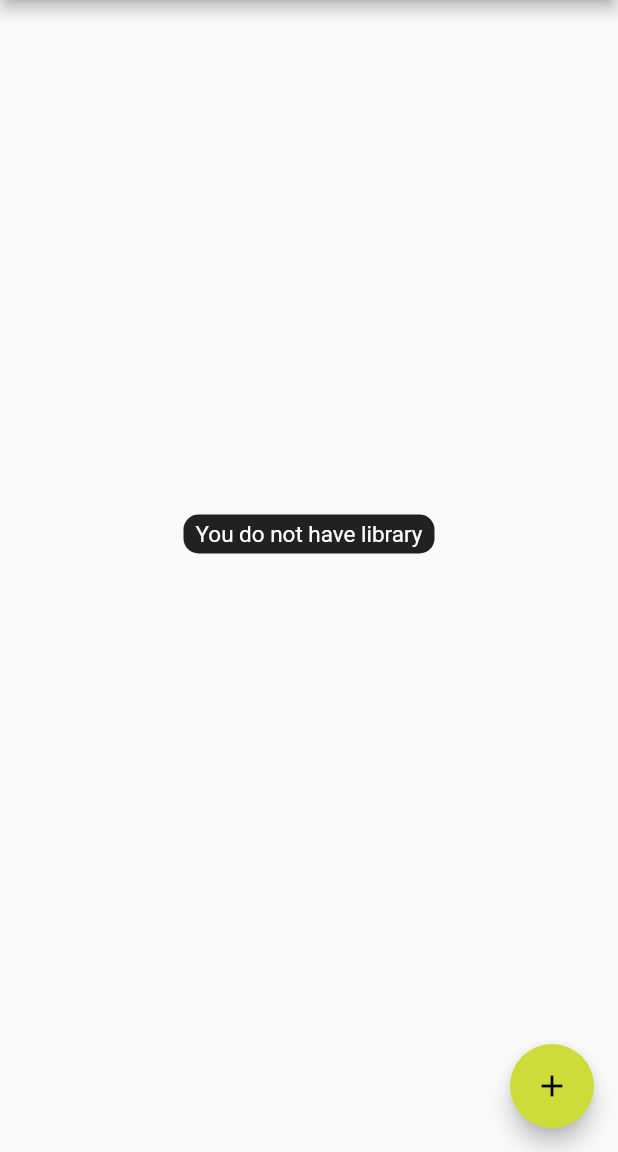
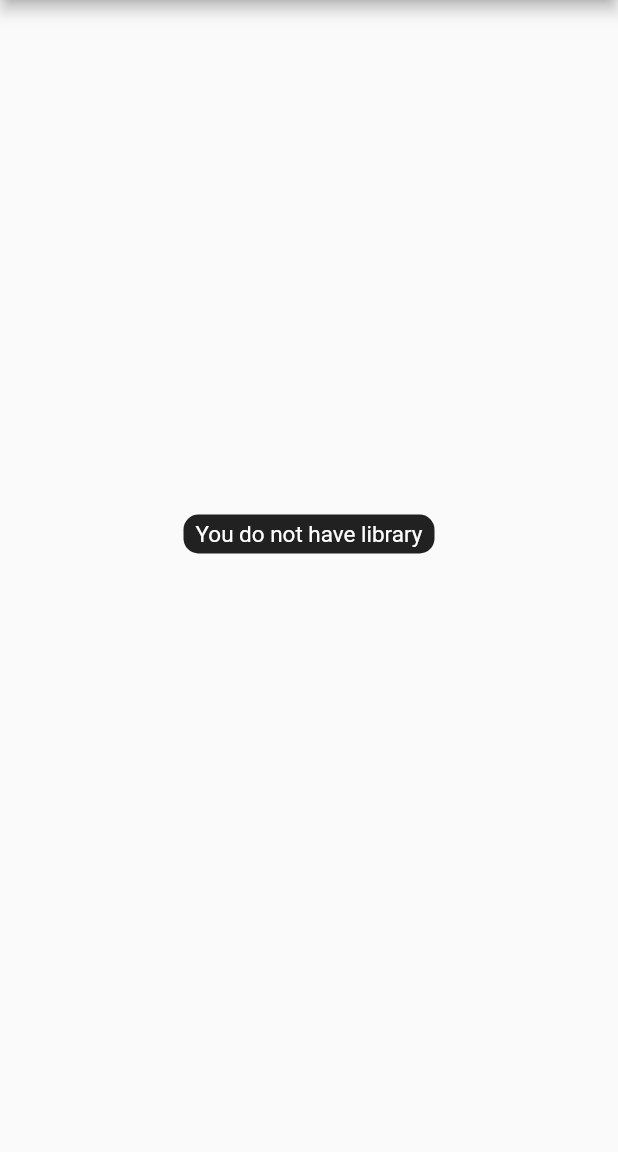
Before and after one commit to maxCodeVector/Photo-Count, a Flutter app: the first screen one second after launch, on a phone screen of 412 x 824 dp, the part 84-1236 px from its top. Run offline on Flutter 3.47's test engine with Material 2 defaults, Android fonts, the phone set to English and light mode, and no system bars; drawn by our look-alikes of oktoast; our stand-ins replace permission_handler; missing offline and left inert: photo_manager; statements that could not run were skipped.

Commit message:
disable original action

```diff
--- a/lib/asset_image.dart
+++ b/lib/asset_image.dart
@@ -64,7 +64,6 @@ class AssetImageWidget extends StatelessWidget {
   }
 
   onTap(BuildContext context) {
-    showToast("some one tap me");
     Navigator.push(
       context,
       MaterialPageRoute(
--- a/lib/main.dart
+++ b/lib/main.dart
@@ -67,11 +67,6 @@ class _MyHomePageState extends State<MyHomePage> {
       body: Container(
         child: buildAssetPathList(),
       ),
-      floatingActionButton: FloatingActionButton(
-        onPressed: () => showAllImage(),
-        tooltip: 'pickImage',
-        child: Icon(Icons.add),
-      ),
     );
   }
 
```
